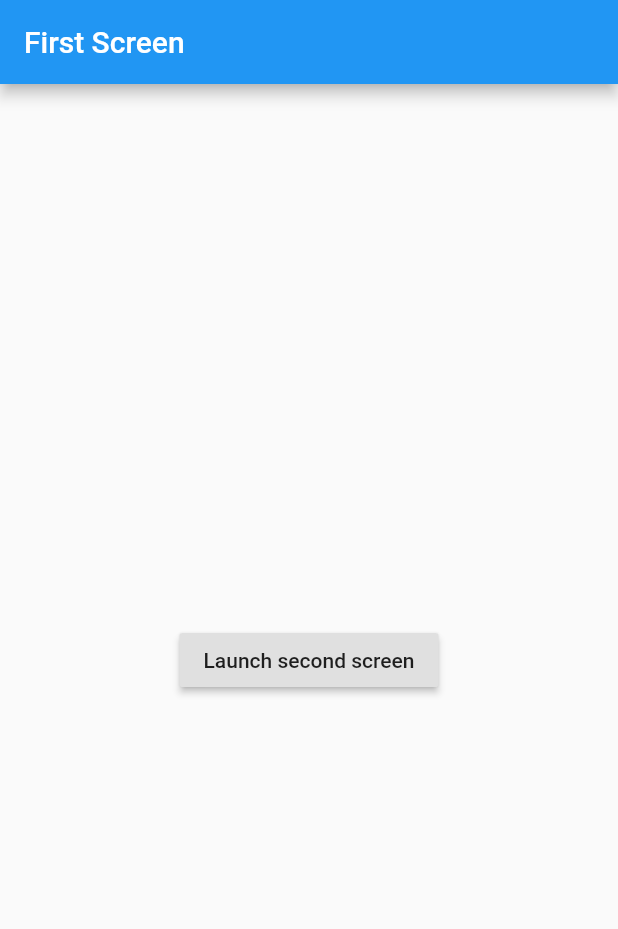
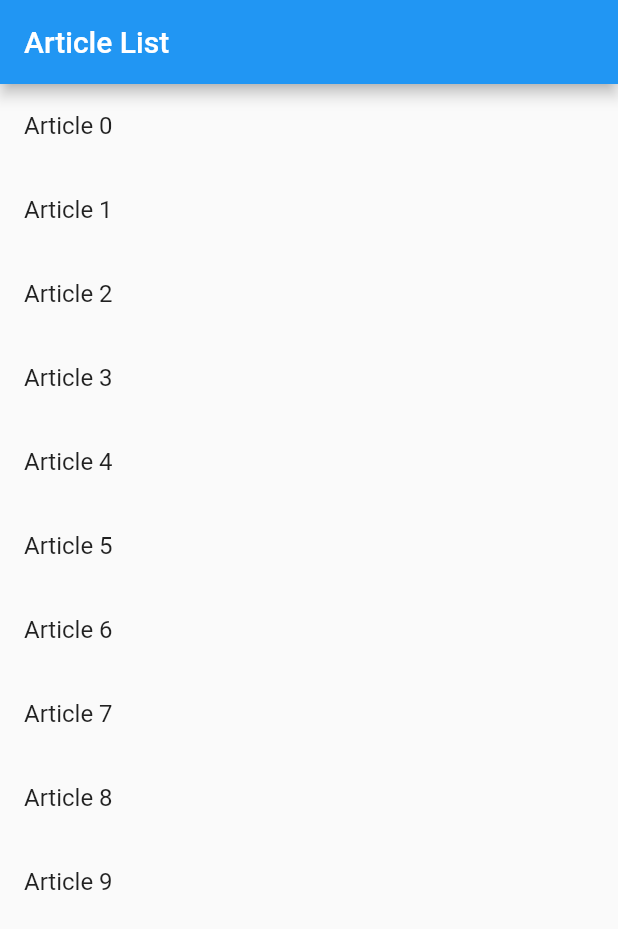
Before and after one commit to hezhii/flutter_demos, a Flutter app: the screen it shows after launch, on a phone screen of 412 x 824 dp. Shown: the top 929 px of the screen. Run offline on Flutter 3.47's test engine with Material 2 defaults, Android fonts, the phone set to English and light mode, and no system bars.

Commit message:
Transfer data between pages

```diff
--- a/lib/demo1_navigation.dart
+++ b/lib/demo1_navigation.dart
@@ -1,43 +1,92 @@
 import 'package:flutter/material.dart';
 
-class FirstScreen extends StatelessWidget {
+class Article {
+  String title;
+  String content;
+
+  Article({this.title, this.content});
+}
+
+class ArticleListScreen extends StatelessWidget {
+  final List<Article> articles = new List.generate(
+    10,
+    (i) => new Article(
+          title: 'Article $i',
+          content: 'Article $i: The quick brown fox jumps over the lazy dog.',
+        ),
+  );
+
   @override
   Widget build(BuildContext context) {
     return new Scaffold(
       appBar: new AppBar(
-        title: new Text('First Screen'),
+        title: new Text('Article List'),
       ),
-      body: new Center(
-        child: new RaisedButton(
-          child: new Text('Launch second screen'),
-          onPressed: () {
-            Navigator.of(context).push(
-              new MaterialPageRoute(
-                builder: (context) => new SecondScreen(),
-              ),
-            );
-          },
+      body: new ListView.builder(
+        itemCount: articles.length,
+        itemBuilder: (context, index) {
+          return new ListTile(
+            title: new Text(articles[index].title),
+            onTap: () async {
+              String result = await Navigator.push(
+                context,
+                new MaterialPageRoute(
+                  builder: (context) => new ContentScreen(articles[index]),
+                ),
+              );
+
+              if (result != null) {
+                Scaffold.of(context).showSnackBar(
+                  new SnackBar(
+                    content: new Text("$result"),
+                    duration: const Duration(seconds: 1),
+                  ),
+                );
+              }
+            },
+          );
+        },
+      ),
+    );
+  }
+}
+
+class ContentScreen extends StatelessWidget {
+  final Article article;
+
+  ContentScreen(this.article);
+
+  @override
+  Widget build(BuildContext context) {
+    return new Scaffold(
+      appBar: new AppBar(
+        title: new Text('${article.title}'),
+      ),
+      body: new Padding(
+        padding: new EdgeInsets.all(15.0),
+        child: new Column(
+          children: <Widget>[
+            new Text('${article.content}'),
+            new Row(
+              mainAxisAlignment: MainAxisAlignment.spaceAround,
+              children: <Widget>[
+                new RaisedButton(
+                  onPressed: () {
+                    Navigator.pop(context, 'Like');
+                  },
+                  child: new Text('Like'),
+                ),
+                new RaisedButton(
+                  onPressed: () {
+                    Navigator.pop(context, 'Unlike');
+                  },
+                  child: new Text('Unlike'),
+                ),
+              ],
+            )
+          ],
         ),
       ),
     );
   }
 }
-
-class SecondScreen extends StatelessWidget {
-  @override
-  Widget build(BuildContext context) {
-    return new Scaffold(
-      appBar: new AppBar(
-        title: new Text('Second Screen'),
-      ),
-      body: new Center(
-        child: new RaisedButton(
-          child: new Text('Go back!'),
-          onPressed: () {
-            Navigator.pop(context);
-          },
-        ),
-      ),
-    );
-  }
-}
--- a/lib/main.dart
+++ b/lib/main.dart
@@ -9,7 +9,7 @@ class MyApp extends StatelessWidget {
   Widget build(BuildContext context) {
     return new MaterialApp(
       title: 'Navigation',
-      home: new FirstScreen(),
+      home: new ArticleListScreen(),
     );
   }
 }
```
